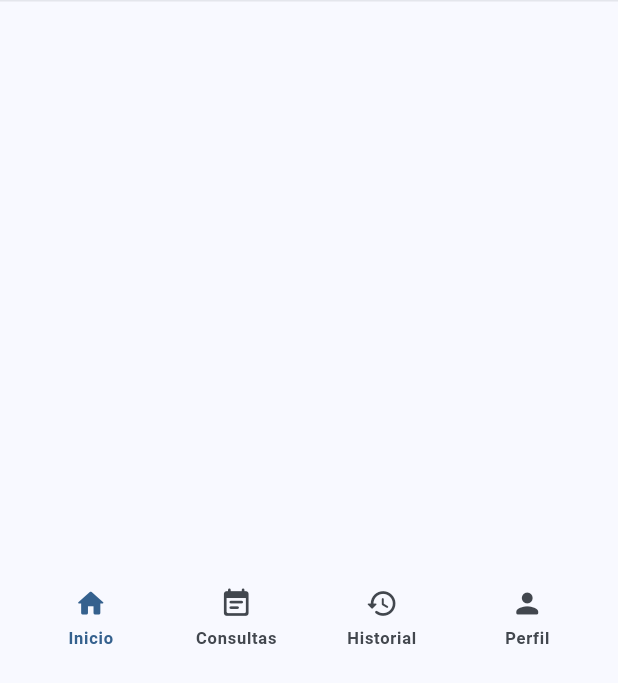
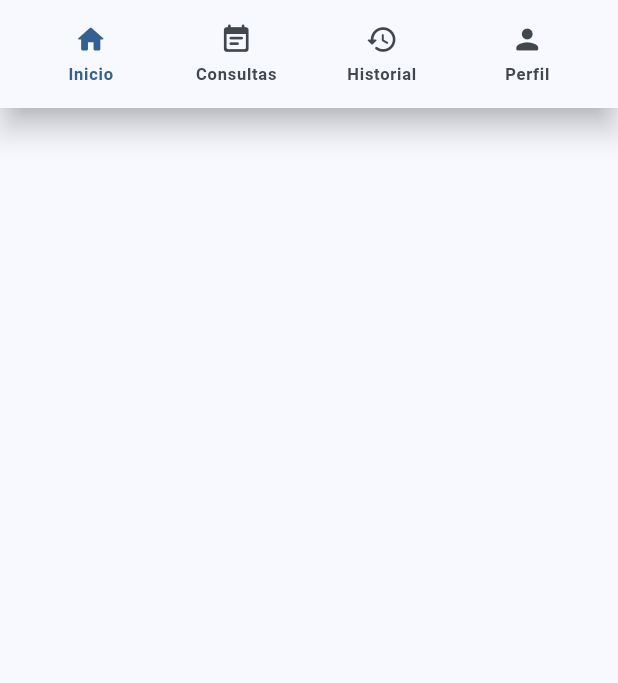
Before and after one commit to ValeriaCastro04/proyecto_hidoc, a Flutter app: the Footer widget shown alone on an empty page, opened directly, on a phone screen of 412 x 824 dp. Shown: the top 683 px of the screen. Run offline on Flutter 3.47's test engine with Material 3 defaults, Android fonts, the phone set to English and light mode, and no system bars; our stand-ins replace go_router.

Commit message:
pantalla home user screen lista

```diff
--- a/lib/common/shared_widgets/footer.dart
+++ b/lib/common/shared_widgets/footer.dart
@@ -2,43 +2,45 @@ import 'package:flutter/material.dart';
 
 class Footer extends StatelessWidget {
   final List<Widget> buttons;
+  final double height;
+  final Color? backgroundColor;
   final EdgeInsetsGeometry padding;
-  final Color? backgroundColor;
 
   const Footer({
     super.key,
     required this.buttons,
+    this.height = 72, // 👈 altura fija segura (puedes usar kBottomNavigationBarHeight + 16)
+    this.backgroundColor,
     this.padding = const EdgeInsets.symmetric(horizontal: 12, vertical: 8),
-    this.backgroundColor,
   });
 
   @override
   Widget build(BuildContext context) {
     final cs = Theme.of(context).colorScheme;
-    return SafeArea(
+
+    return Material(
+      color: backgroundColor ?? cs.surface,
+      elevation: 8, // 👈 reemplaza la sombra manual
+      child: SafeArea(
         top: false,
-      child: Container(
-        decoration: BoxDecoration(
-          color: backgroundColor ?? cs.surface,
-          border: Border(top: BorderSide(color: cs.outline.withOpacity(.15))),
-          boxShadow: [
-            BoxShadow(
-              color: Colors.black.withOpacity(.05),
-              blurRadius: 10,
-              offset: const Offset(0, -4),
-            ),
-          ],
-        ),
+        child: SizedBox(
+          height: height, // 👈 clave: constrain en vertical
+          child: Padding(
             padding: padding,
             child: Row(
-          children: buttons.map((w) => Expanded(child: Center(child: w))).toList(),
+              mainAxisAlignment: MainAxisAlignment.spaceEvenly,
+              children: buttons
+                  // 👇 distribución horizontal uniforme sin afectar altura
+                  .map((w) => Expanded(child: Center(child: w)))
+                  .toList(),
+            ),
+          ),
         ),
       ),
     );
   }
 }
 
-/// ✅ Ahora acepta [selected] (opcional).
 class FooterButton extends StatelessWidget {
   final VoidCallback onPressed;
   final String text;
@@ -50,7 +52,7 @@ class FooterButton extends StatelessWidget {
     required this.onPressed,
     required this.text,
     required this.icon,
-    this.selected = false, // <- default
+    this.selected = false,
   });
 
   @override
@@ -58,13 +60,12 @@ class FooterButton extends StatelessWidget {
     final cs = Theme.of(context).colorScheme;
     final color = selected ? cs.primary : cs.onSurfaceVariant;
 
+    // Hay un Material arriba (en Footer), así que InkWell está bien.
     return InkWell(
       borderRadius: BorderRadius.circular(14),
       onTap: onPressed,
-      child: Padding(
-        padding: const EdgeInsets.symmetric(vertical: 6, horizontal: 6),
       child: Column(
-          mainAxisSize: MainAxisSize.min,
+        mainAxisSize: MainAxisSize.min, // 👈 no crecer verticalmente
         children: [
           Icon(icon, size: 22, color: color),
           const SizedBox(height: 4),
@@ -77,7 +78,6 @@ class FooterButton extends StatelessWidget {
           ),
         ],
       ),
-      ),
     );
   }
 }
--- a/lib/features/user/screen/homeuser_screen.dart
+++ b/lib/features/user/screen/homeuser_screen.dart
@@ -9,10 +9,12 @@ class HomeUserScreen extends StatelessWidget {
 
   @override
   Widget build(BuildContext context) {
-
     return Scaffold(
       body: SafeArea(
         child: SingleChildScrollView(
+          child: Padding(
+            // 👇 espacio inferior para que no se oculte el contenido
+            padding: const EdgeInsets.only(bottom: 88),
             child: Column(
               children: [
                 _HomeHeader(),
@@ -31,6 +33,7 @@ class HomeUserScreen extends StatelessWidget {
                   ),
                 ),
               ],
+            ),
           ),
         ),
       ),
@@ -67,9 +70,10 @@ class _HomeHeader extends StatelessWidget {
             children: [
               Row(
                 children: [
-                  Icon(
-                    Icons.health_and_safety_rounded,
-                    color: colorScheme.onPrimary,
+                  // 👇 Aquí tu logo en lugar del ícono
+                  Image.asset(
+                    'assets/brand/hidoc_logo.png',
+                    height: 28,
                   ),
                   const SizedBox(width: 8),
                   Text(
```
Lines whose indentation alone changed are shown as unchanged.
